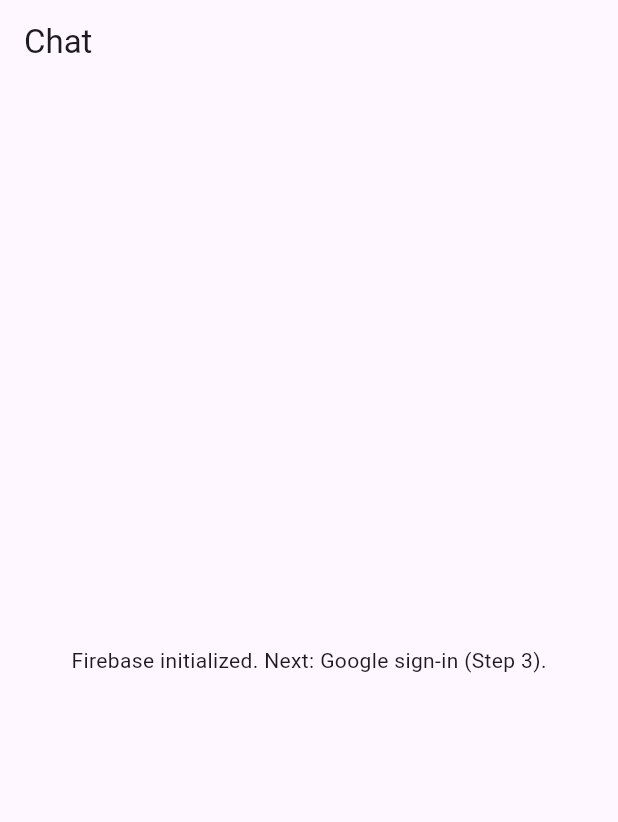
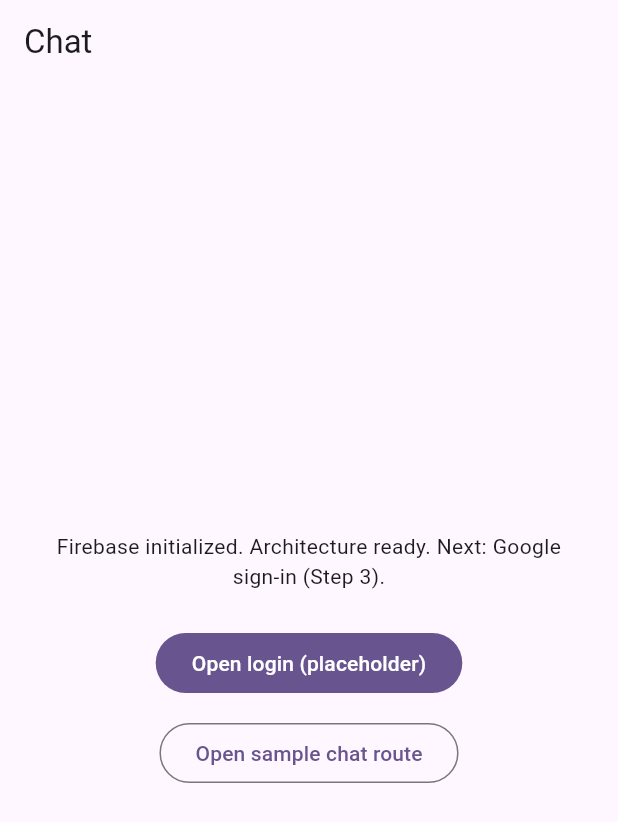
Before and after one commit to Somu050600/test-chat-1, a Flutter app: the screen it shows after launch, on a phone screen of 412 x 824 dp. Shown: the top 822 px of the screen. Run offline on Flutter 3.47's test engine with Material 3 defaults, Android fonts, the phone set to English and light mode, and no system bars; our stand-ins replace firebase_core, flutter_riverpod, go_router; accounts and stored records are empty.

Commit message:
feat: Step 2 — feature folders, GoRouter, Riverpod shell
- Add lib/core (constants, services/utils placeholders), features (auth, chat, home), models, providers, routes
- Wire MaterialApp.router with appRouterProvider and createAppRouter()
- Placeholder Home, Login, Chat screens; Firestore path constants and AppUser model stub

Co-authored-by: Eega Somasekhara Reddy <Somu050600@users.noreply.github.com>

```diff
--- /dev/null
+++ b/lib/core/constants/app_strings.dart
@@ -0,0 +1,8 @@
+/// User-visible copy centralized for consistency across features.
+abstract final class AppStrings {
+  static const appTitle = 'Chat';
+  static const homeSubtitle =
+      'Firebase initialized. Architecture ready. Next: Google sign-in (Step 3).';
+  static const loginPlaceholder = 'Google sign-in — Step 3';
+  static const chatPlaceholder = '1:1 chat — Step 5';
+}
--- /dev/null
+++ b/lib/core/constants/firestore_paths.dart
@@ -0,0 +1,6 @@
+/// Firestore collection / field names (services use these in later steps).
+abstract final class FirestorePaths {
+  static const users = 'users';
+  static const conversations = 'conversations';
+  static const messages = 'messages';
+}
--- /dev/null
+++ b/lib/features/home/presentation/home_screen.dart
@@ -0,0 +1,44 @@
+import 'package:flutter/material.dart';
+import 'package:go_router/go_router.dart';
+
+import '../../../core/constants/app_strings.dart';
+import '../../../routes/app_router.dart';
+
+/// Home hub; navigation only — business logic lives in services (later steps).
+class HomeScreen extends StatelessWidget {
+  const HomeScreen({super.key});
+
+  @override
+  Widget build(BuildContext context) {
+    return Scaffold(
+      appBar: AppBar(title: const Text(AppStrings.appTitle)),
+      body: Center(
+        child: ConstrainedBox(
+          constraints: const BoxConstraints(maxWidth: 400),
+          child: Column(
+            mainAxisAlignment: MainAxisAlignment.center,
+            children: [
+              const Padding(
+                padding: EdgeInsets.symmetric(horizontal: 24),
+                child: Text(
+                  AppStrings.homeSubtitle,
+                  textAlign: TextAlign.center,
+                ),
+              ),
+              const SizedBox(height: 24),
+              FilledButton(
+                onPressed: () => context.pushNamed(AppRouteNames.login),
+                child: const Text('Open login (placeholder)'),
+              ),
+              const SizedBox(height: 12),
+              OutlinedButton(
+                onPressed: () => context.push(AppRoutePaths.chat('demo')),
+                child: const Text('Open sample chat route'),
+              ),
+            ],
+          ),
+        ),
+      ),
+    );
+  }
+}
--- a/lib/main.dart
+++ b/lib/main.dart
@@ -2,7 +2,9 @@ import 'package:firebase_core/firebase_core.dart';
 import 'package:flutter/material.dart';
 import 'package:flutter_riverpod/flutter_riverpod.dart';
 
+import 'core/constants/app_strings.dart';
 import 'firebase_options.dart';
+import 'providers/app_router_provider.dart';
 
 Future<void> main() async {
   WidgetsFlutterBinding.ensureInitialized();
@@ -10,33 +12,19 @@ Future<void> main() async {
   runApp(const ProviderScope(child: ChatApp()));
 }
 
-/// Step 1 shell; auth and routing arrive in later steps.
-class ChatApp extends StatelessWidget {
+class ChatApp extends ConsumerWidget {
   const ChatApp({super.key});
 
   @override
-  Widget build(BuildContext context) {
-    return MaterialApp(
-      title: 'Chat',
+  Widget build(BuildContext context, WidgetRef ref) {
+    final router = ref.watch(appRouterProvider);
+    return MaterialApp.router(
+      title: AppStrings.appTitle,
       theme: ThemeData(
         colorScheme: ColorScheme.fromSeed(seedColor: Colors.deepPurple),
         useMaterial3: true,
       ),
-      home: const _SetupHome(),
+      routerConfig: router,
     );
   }
 }
-
-class _SetupHome extends StatelessWidget {
-  const _SetupHome();
-
-  @override
-  Widget build(BuildContext context) {
-    return Scaffold(
-      appBar: AppBar(title: const Text('Chat')),
-      body: const Center(
-        child: Text('Firebase initialized. Next: Google sign-in (Step 3).'),
-      ),
-    );
-  }
-}
--- /dev/null
+++ b/lib/providers/app_router_provider.dart
@@ -0,0 +1,8 @@
+import 'package:flutter_riverpod/flutter_riverpod.dart';
+import 'package:go_router/go_router.dart';
+
+import '../routes/app_router.dart';
+
+final appRouterProvider = Provider<GoRouter>((ref) {
+  return createAppRouter();
+});
--- /dev/null
+++ b/lib/routes/app_router.dart
@@ -0,0 +1,49 @@
+import 'package:flutter/material.dart';
+import 'package:go_router/go_router.dart';
+
+import '../features/auth/presentation/login_screen.dart';
+import '../features/chat/presentation/chat_screen.dart';
+import '../features/home/presentation/home_screen.dart';
+
+final GlobalKey<NavigatorState> rootNavigatorKey = GlobalKey<NavigatorState>();
+
+GoRouter createAppRouter() {
+  return GoRouter(
+    navigatorKey: rootNavigatorKey,
+    initialLocation: AppRoutePaths.home,
+    routes: [
+      GoRoute(
+        path: AppRoutePaths.home,
+        name: AppRouteNames.home,
+        builder: (context, state) => const HomeScreen(),
+      ),
+      GoRoute(
+        path: AppRoutePaths.login,
+        name: AppRouteNames.login,
+        builder: (context, state) => const LoginScreen(),
+      ),
+      GoRoute(
+        path: AppRoutePaths.chatPattern,
+        name: AppRouteNames.chat,
+        builder: (context, state) {
+          final id = state.pathParameters['conversationId'] ?? '';
+          return ChatScreen(conversationId: id);
+        },
+      ),
+    ],
+  );
+}
+
+abstract final class AppRoutePaths {
+  static const home = '/';
+  static const login = '/login';
+  static const chatPattern = '/chat/:conversationId';
+
+  static String chat(String conversationId) => '/chat/$conversationId';
+}
+
+abstract final class AppRouteNames {
+  static const home = 'home';
+  static const login = 'login';
+  static const chat = 'chat';
+}
```
Also changed, not shown: lib/features/auth/presentation/login_screen.dart (added, +18 -0 lines), lib/features/chat/presentation/chat_screen.dart (added, +20 -0 lines), lib/models/app_user.dart (added, +18 -0 lines), 3 other files.
